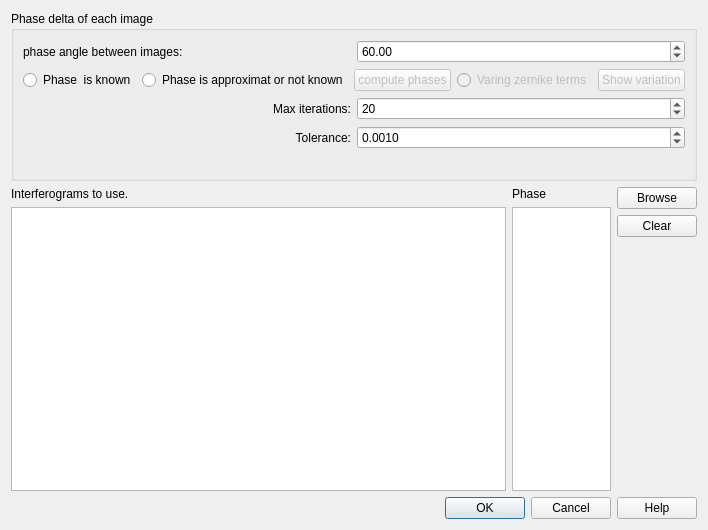
This is psi_dlg.ui in githubdoe/DFTFringe as Qt 5 draws it before an edit. The edited form follows.
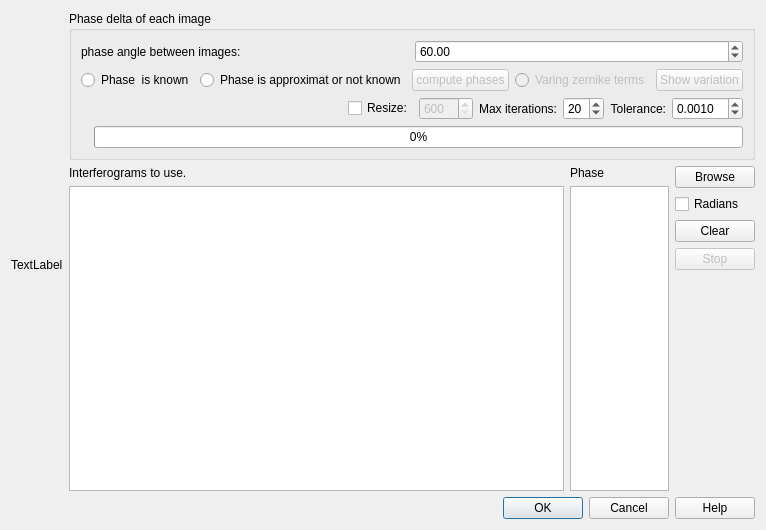
This is the edited form.

What changed in the file:
```diff
--- a/psi_dlg.ui
+++ b/psi_dlg.ui
@@ -13,6 +13,15 @@
   <property name="windowTitle">
    <string>Process PSI Interferograms</string>
   </property>
+  <layout class="QHBoxLayout" name="horizontalLayout_6">
+   <item>
+    <widget class="QLabel" name="graph">
+     <property name="text">
+      <string>TextLabel</string>
+     </property>
+    </widget>
+   </item>
+   <item>
   <layout class="QVBoxLayout" name="verticalLayout_6">
    <item>
     <widget class="QGroupBox" name="groupBox">
@@ -97,7 +106,49 @@
        </layout>
       </item>
       <item>
-       <layout class="QHBoxLayout" name="horizontalLayout_6">
+         <layout class="QHBoxLayout" name="horizontalLayout_5">
+          <item>
+           <spacer name="horizontalSpacer">
+            <property name="orientation">
+             <enum>Qt::Horizontal</enum>
+            </property>
+            <property name="sizeHint" stdset="0">
+             <size>
+              <width>40</width>
+              <height>20</height>
+             </size>
+            </property>
+           </spacer>
+          </item>
+          <item>
+           <widget class="QCheckBox" name="doResize">
+            <property name="toolTip">
+             <string>&lt;html&gt;&lt;head/&gt;&lt;body&gt;&lt;p&gt;Images larger than 1000x1000 can be resized to smaller versions to help speed up the processing. However if the fringes are less than 3 pixels wide after the resize then they have been resized too small.&lt;/p&gt;&lt;/body&gt;&lt;/html&gt;</string>
+            </property>
+            <property name="text">
+             <string>Resize:</string>
+            </property>
+           </widget>
+          </item>
+          <item>
+           <widget class="QSpinBox" name="resizeSb">
+            <property name="enabled">
+             <bool>false</bool>
+            </property>
+            <property name="toolTip">
+             <string>&lt;html&gt;&lt;head/&gt;&lt;body&gt;&lt;p&gt;Images larger than 1000x1000 can be resized to smaller versions to help speed up the processing.  However if the fringes are less than 3 pixels wide after the resize then they have been resized too small.&lt;/p&gt;&lt;/body&gt;&lt;/html&gt;</string>
+            </property>
+            <property name="minimum">
+             <number>600</number>
+            </property>
+            <property name="maximum">
+             <number>5000</number>
+            </property>
+            <property name="singleStep">
+             <number>100</number>
+            </property>
+           </widget>
+          </item>
         <item>
          <widget class="QLabel" name="masiterlabel">
           <property name="text">
@@ -118,10 +169,6 @@
           </property>
          </widget>
         </item>
-       </layout>
-      </item>
-      <item>
-       <layout class="QHBoxLayout" name="horizontalLayout_5">
         <item>
          <widget class="QLabel" name="tolLabel">
           <property name="text">
@@ -154,12 +201,23 @@
        </layout>
       </item>
       <item>
+         <layout class="QHBoxLayout" name="horizontalLayout_4">
+          <item>
        <widget class="QLabel" name="status">
         <property name="text">
          <string/>
         </property>
        </widget>
       </item>
+          <item>
+           <widget class="QProgressBar" name="progressBar">
+            <property name="value">
+             <number>0</number>
+            </property>
+           </widget>
+          </item>
+         </layout>
+        </item>
      </layout>
     </widget>
    </item>
@@ -202,6 +260,13 @@
          </property>
         </widget>
        </item>
+         <item>
+          <widget class="QCheckBox" name="showRadians">
+           <property name="text">
+            <string>Radians</string>
+           </property>
+          </widget>
+         </item>
        <item>
         <widget class="QPushButton" name="clear">
          <property name="text">
@@ -209,6 +274,16 @@
          </property>
         </widget>
        </item>
+         <item>
+          <widget class="QPushButton" name="stop">
+           <property name="enabled">
+            <bool>false</bool>
+           </property>
+           <property name="text">
+            <string>Stop</string>
+           </property>
+          </widget>
+         </item>
        <item>
         <spacer name="verticalSpacer">
          <property name="orientation">
@@ -244,6 +319,8 @@
         <string>Help</string>
        </property>
       </widget>
+       </item>
+      </layout>
      </item>
     </layout>
    </item>
```
Lines whose indentation alone changed are shown as unchanged.
